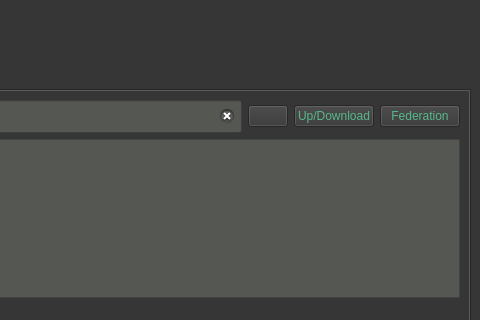
Old version of the form irods-basicGUI/irodsBrowserMain.ui in the repository iBridges-for-iRODS/iBridges; both pictures show x 484 to 964 and y 0 to 320 of the 964 by 554 pixel window.
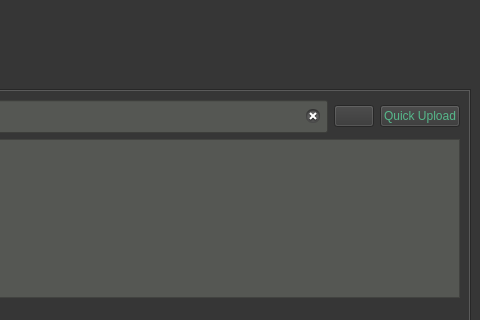
New version of the form.

Commit message: Add quick upload button. - upload a single file to a specified resource

```diff
--- a/irods-basicGUI/irodsBrowserMain.ui
+++ b/irods-basicGUI/irodsBrowserMain.ui
@@ -45,13 +45,6 @@
        <layout class="QVBoxLayout" name="verticalLayout_3">
         <item>
          <layout class="QGridLayout" name="gridLayout">
-          <item row="0" column="3">
-           <widget class="QPushButton" name="UploadButton">
-            <property name="text">
-             <string>Up/Download</string>
-            </property>
-           </widget>
-          </item>
           <item row="0" column="0">
            <widget class="QLabel" name="label_2">
             <property name="font">
@@ -66,13 +59,6 @@
             </property>
            </widget>
           </item>
-          <item row="0" column="4">
-           <widget class="QPushButton" name="federationButton">
-            <property name="text">
-             <string>Federation</string>
-            </property>
-           </widget>
-          </item>
           <item row="0" column="1">
            <widget class="QLineEdit" name="inputPath">
             <property name="font">
@@ -104,6 +90,13 @@
             </property>
            </widget>
           </item>
+          <item row="0" column="3">
+           <widget class="QPushButton" name="UploadButton">
+            <property name="text">
+             <string>Quick Upload</string>
+            </property>
+           </widget>
+          </item>
          </layout>
         </item>
         <item>
```
The commit also changes 4 other files.
